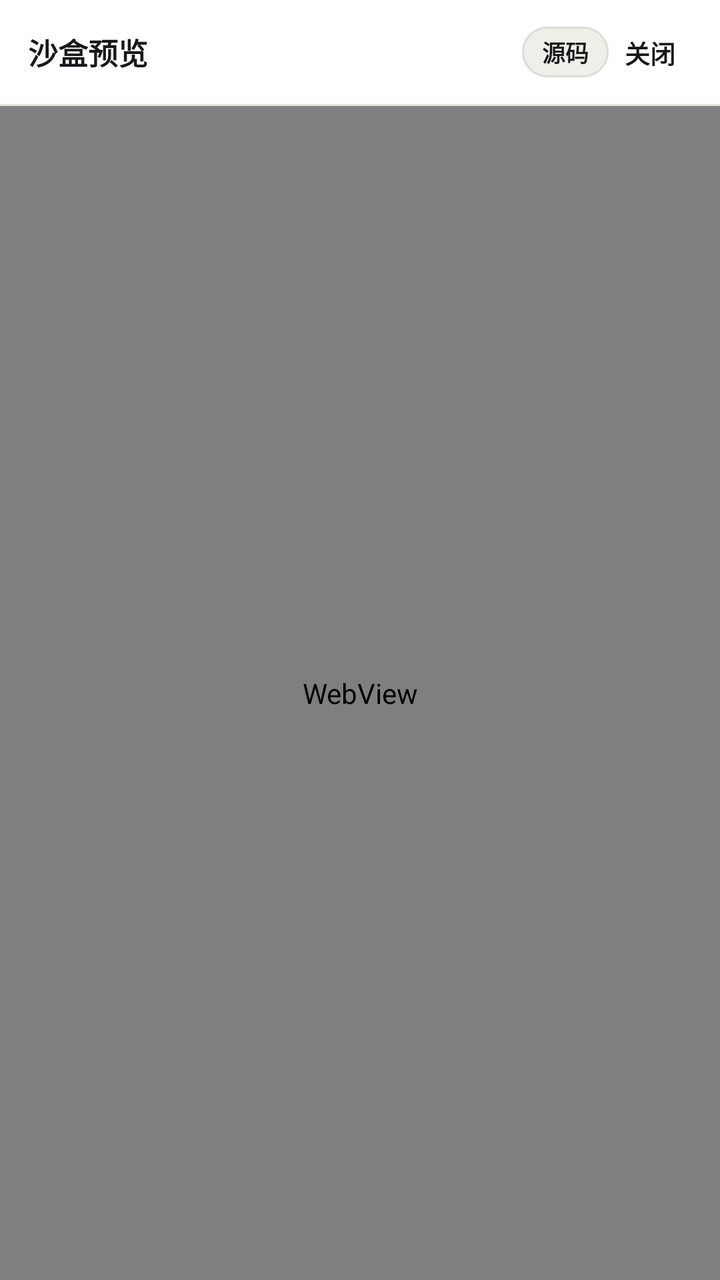
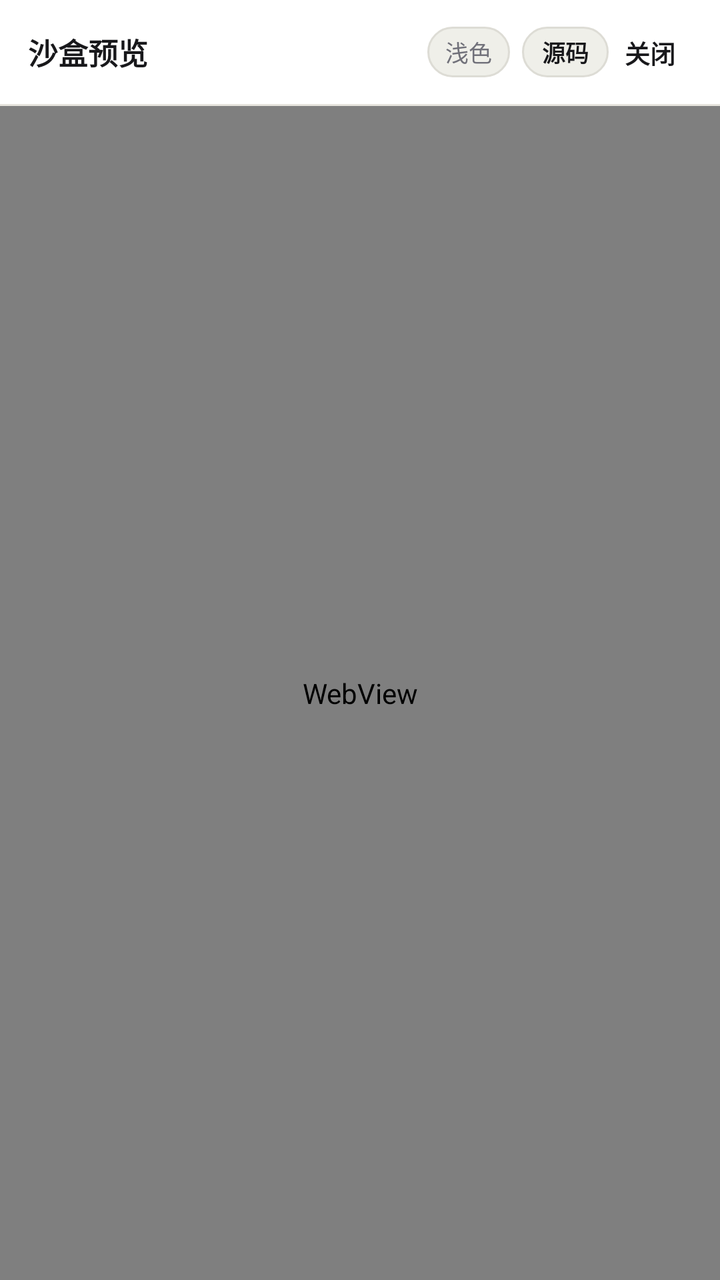

Before-and-after screenshots of an Android layout around one commit, followed by the original layout XML and the change that was made.
<!-- AndroidManifest.xml: application theme Theme.STThemeVault -->
<!-- res/layout/activity_component_preview.xml -->
<?xml version="1.0" encoding="utf-8"?>
<LinearLayout xmlns:android="http://schemas.android.com/apk/res/android"
    xmlns:app="http://schemas.android.com/apk/res-auto"
    android:layout_width="match_parent"
    android:layout_height="match_parent"
    android:background="@color/bg"
    android:orientation="vertical">

    
    <LinearLayout
        android:layout_width="match_parent"
        android:layout_height="52dp"
        android:background="@color/surface"
        android:gravity="center_vertical"
        android:orientation="horizontal"
        android:paddingHorizontal="14dp">

        <TextView
            android:id="@+id/tvPreviewName"
            android:layout_width="0dp"
            android:layout_height="wrap_content"
            android:layout_weight="1"
            android:ellipsize="end"
            android:singleLine="true"
            android:text="沙盒预览"
            android:textColor="@color/text_primary"
            android:textSize="15sp"
            android:textStyle="bold" />

        <TextView
            android:id="@+id/btnPreviewModeToggle"
            android:layout_width="wrap_content"
            android:layout_height="wrap_content"
            android:layout_marginStart="6dp"
            android:background="@drawable/bg_pill_accent"
            android:clickable="true"
            android:focusable="true"
            android:paddingHorizontal="10dp"
            android:paddingVertical="4dp"
            android:text="源码"
            android:textColor="@color/text_primary"
            android:textSize="11.5sp"
            android:textStyle="bold" />

        <TextView
            android:id="@+id/btnToggleTestBox"
            android:layout_width="wrap_content"
            android:layout_height="wrap_content"
            android:layout_marginStart="6dp"
            android:background="@drawable/bg_pill_accent"
            android:clickable="true"
            android:focusable="true"
            android:paddingHorizontal="10dp"
            android:paddingVertical="4dp"
            android:text="测试"
            android:textColor="@color/text_muted"
            android:textSize="11.5sp"
            android:visibility="gone" />

        <com.google.android.material.button.MaterialButton
            android:id="@+id/btnCloseCompPreview"
            style="@style/Widget.Material3.Button.TextButton"
            android:layout_width="wrap_content"
            android:layout_height="34dp"
            android:insetTop="0dp"
            android:insetBottom="0dp"
            android:minWidth="0dp"
            android:paddingHorizontal="8dp"
            android:text="关闭"
            android:textColor="@color/text_primary"
            android:textSize="12.5sp"
            android:textStyle="bold" />
    </LinearLayout>

    <View
        android:layout_width="match_parent"
        android:layout_height="1dp"
        android:background="@color/border" />

    
    <LinearLayout
        android:id="@+id/boxRegexTest"
        android:layout_width="match_parent"
        android:layout_height="wrap_content"
        android:background="@color/surface"
        android:orientation="vertical"
        android:padding="12dp"
        android:visibility="gone">

        <EditText
            android:id="@+id/etTestInput"
            android:layout_width="match_parent"
            android:layout_height="88dp"
            android:background="@drawable/bg_input"
            android:gravity="top|start"
            android:hint="粘贴测试文本（如 AI 回复片段）..."
            android:inputType="textMultiLine"
            android:padding="10dp"
            android:textColor="@color/text_primary"
            android:textColorHint="@color/text_muted"
            android:textSize="12.5sp" />

        <LinearLayout
            android:layout_width="match_parent"
            android:layout_height="wrap_content"
            android:layout_marginTop="8dp"
            android:gravity="center_vertical"
            android:orientation="horizontal">

            <TextView
                android:id="@+id/tvRegexMatchStatus"
                android:layout_width="0dp"
                android:layout_height="wrap_content"
                android:layout_weight="1"
                android:text="就绪"
                android:textColor="@color/text_muted"
                android:textSize="11.5sp" />

            <com.google.android.material.button.MaterialButton
                android:id="@+id/btnRunRegexTest"
                android:layout_width="wrap_content"
                android:layout_height="34dp"
                android:insetTop="0dp"
                android:insetBottom="0dp"
                android:minWidth="0dp"
                android:paddingHorizontal="14dp"
                android:text="运行渲染"
                android:textColor="@color/on_accent"
                android:textSize="12sp"
                android:textStyle="bold"
                app:backgroundTint="@color/accent"
                app:cornerRadius="8dp" />
        </LinearLayout>
    </LinearLayout>

    
    <FrameLayout
        android:layout_width="match_parent"
        android:layout_height="0dp"
        android:layout_weight="1">

        <WebView
            android:id="@+id/webCompPreview"
            android:layout_width="match_parent"
            android:layout_height="match_parent" />

        <ScrollView
            android:id="@+id/scrollSourceView"
            android:layout_width="match_parent"
            android:layout_height="match_parent"
            android:background="@color/bg"
            android:padding="16dp"
            android:visibility="gone">

            <TextView
                android:id="@+id/tvSourceCode"
                android:layout_width="match_parent"
                android:layout_height="wrap_content"
                android:fontFamily="monospace"
                android:lineSpacingExtra="3dp"
                android:textColor="@color/text_primary"
                android:textIsSelectable="true"
                android:textSize="12sp" />
        </ScrollView>
    </FrameLayout>

</LinearLayout>
<!-- resources referenced by this layout -->
<resources>
  <color name="accent">#18181B</color>
  <color name="bg">#F7F7F5</color>
  <color name="border">#E6E4DD</color>
  <color name="on_accent">#FFFFFF</color>
  <color name="surface">#FFFFFF</color>
  <color name="text_muted">#71717A</color>
  <color name="text_primary">#18181B</color>
  <!-- drawable bg_input (drawable) -->
  <?xml version="1.0" encoding="utf-8"?>
  <shape xmlns:android="http://schemas.android.com/apk/res/android" android:shape="rectangle">
      <solid android:color="@color/surface_2" />
      <corners android:radius="11dp" />
      <stroke android:width="1dp" android:color="@color/border" />
  </shape>
  <!-- drawable bg_pill_accent (drawable) -->
  <?xml version="1.0" encoding="utf-8"?>
  <shape xmlns:android="http://schemas.android.com/apk/res/android" android:shape="rectangle">
      <solid android:color="@color/pill_accent_bg" />
      <corners android:radius="999dp" />
      <stroke android:width="1dp" android:color="@color/pill_accent_stroke" />
  </shape>
  <style name="Theme.STThemeVault" parent="Theme.Material3.DayNight.NoActionBar">
          <item name="colorPrimary">@color/accent</item>
          <item name="colorOnPrimary">@color/on_accent</item>
          <item name="colorSecondary">@color/text_muted</item>
          <item name="colorSecondaryContainer">@color/surface_2</item>
          <item name="colorOnSecondaryContainer">@color/text_primary</item>
          <item name="colorSurface">@color/surface</item>
          <item name="colorOnSurface">@color/text_primary</item>
          <item name="colorSurfaceContainerHigh">@color/surface</item>
          <item name="colorOutline">@color/border</item>
          <item name="android:windowBackground">@color/bg</item>
          <item name="android:statusBarColor">@color/bg</item>
          <item name="android:navigationBarColor">@color/surface</item>
          <item name="android:windowLightStatusBar">true</item>
          <item name="android:windowLightNavigationBar" tools:targetApi="27">true</item>
      </style>
  <color name="surface_2">#F0EFEA</color>
  <color name="pill_accent_bg">#EFEFE9</color>
  <color name="pill_accent_stroke">#DDDCD5</color>
</resources>

<!-- the commit's change to res/layout/activity_component_preview.xml (unified diff, before → after) -->
@@ -26,6 +26,20 @@
             android:textColor="@color/text_primary"
             android:textSize="15sp"
             android:textStyle="bold" />
+
+        <TextView
+            android:id="@+id/btnPreviewDayNight"
+            android:layout_width="wrap_content"
+            android:layout_height="wrap_content"
+            android:layout_marginStart="6dp"
+            android:background="@drawable/bg_pill_accent"
+            android:clickable="true"
+            android:focusable="true"
+            android:paddingHorizontal="9dp"
+            android:paddingVertical="4dp"
+            android:text="浅色"
+            android:textColor="@color/text_muted"
+            android:textSize="11.5sp" />
 
         <TextView
             android:id="@+id/btnPreviewModeToggle"
